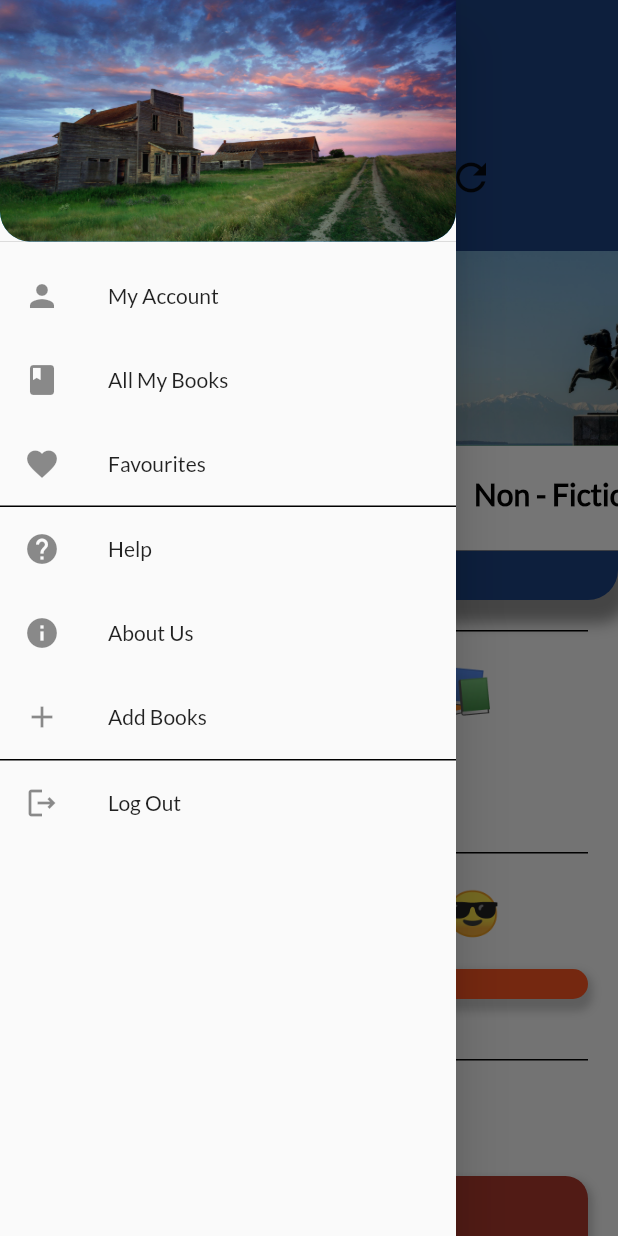
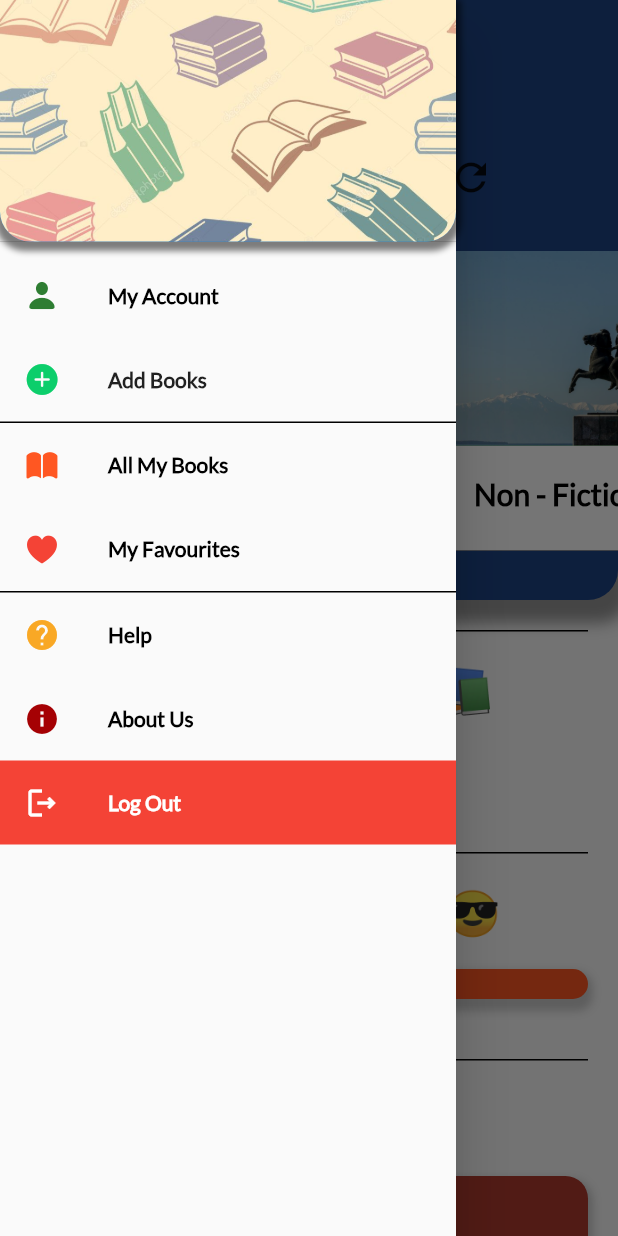
Before and after one commit to KeemoKimo/library_app, a Flutter app: the HomeScreen screen opened by its route, with the side drawer open, on a phone screen of 412 x 824 dp. Run offline on Flutter 3.47's test engine with Material 2 defaults, Android fonts, the phone set to English and light mode, and no system bars; drawn by our look-alikes of animated_text_kit; our stand-ins replace cloud_firestore, country_picker, file_picker, firebase_auth, firebase_core, firebase_storage and 1 more; accounts and stored records are empty; network calls fail.

Commit message:
Revamped The Side Drawer
The side drawer now get :

- New background image for the email / drawer header

- Icons have color now

- Listile Title is now in bold letter and easier to see

- Log Out list tile gets a new red background

```diff
--- a/lib/EditBook.dart
+++ b/lib/EditBook.dart
@@ -155,7 +155,7 @@ class _EditBookState extends State<EditBook> {
               showCupertinoDialog<void>(
                 context: context,
                 builder: (BuildContext context) => CupertinoAlertDialog(
-                  title: Text('Delete Book'),
+                  title: Text('EDIT Book'),
                   content: Text(
                       'Are you sure you want to edit ${bookID.bookTitle} ?'),
                   actions: <CupertinoDialogAction>[
--- a/lib/HomeScreen.dart
+++ b/lib/HomeScreen.dart
@@ -219,13 +219,21 @@ class _HomeScreenState extends State<HomeScreen> {
               decoration: BoxDecoration(
                 color: Colors.blue,
                 image: DecorationImage(
-                  image: AssetImage('assets/images/sask.jpg'),
+                  image: AssetImage('assets/images/bookBack.jpg'),
                   fit: BoxFit.cover,
                 ),
                 borderRadius: BorderRadius.only(
                   bottomLeft: Radius.circular(20),
                   bottomRight: Radius.circular(20),
                 ),
+                boxShadow: [
+                  BoxShadow(
+                    color: Colors.black.withOpacity(0.5),
+                    spreadRadius: 3, // how much spread does this shadow goes
+                    blurRadius: 3, // how blurry the shadow is
+                    offset: Offset(0, 3), // changes position of shadow
+                  ),
+                ],
               ),
               child: Center(
                   child: Column(
@@ -238,7 +246,7 @@ class _HomeScreenState extends State<HomeScreen> {
                         Text(
                           '${loggedInUser.email}',
                           style: TextStyle(
-                            fontSize: 20,
+                            fontSize: 23,
                             foreground: Paint()
                               ..style = PaintingStyle.stroke
                               ..strokeWidth = 6
@@ -249,7 +257,7 @@ class _HomeScreenState extends State<HomeScreen> {
                           '${loggedInUser.email}',
                           style: TextStyle(
                             color: Colors.white,
-                            fontSize: 20,
+                            fontSize: 23,
                           ),
                         ),
                       ],
@@ -259,8 +267,13 @@ class _HomeScreenState extends State<HomeScreen> {
               )),
             ),
             ListTile(
-              leading: Icon(Icons.person),
-              title: const Text('My Account'),
+              leading:
+                  Icon(CupertinoIcons.person_fill, color: Colors.green[800]),
+              title: const Text(
+                'My Account',
+                style:
+                    TextStyle(color: Colors.black, fontWeight: FontWeight.bold),
+              ),
               onTap: () async {
                 Navigator.push(
                   context,
@@ -269,50 +282,13 @@ class _HomeScreenState extends State<HomeScreen> {
               },
             ),
             ListTile(
-              leading: Icon(Icons.book),
-              title: const Text('All My Books'),
-              onTap: () async {
-                Navigator.push(
-                  context,
-                  MaterialPageRoute(builder: (context) => AllBooksPage()),
-                );
-              },
-            ),
-            ListTile(
-              leading: Icon(Icons.favorite),
-              title: const Text('Favourites'),
-              onTap: () async {
-                Navigator.push(
-                  context,
-                  MaterialPageRoute(builder: (context) => AllFavouritesPage()),
-                );
-              },
-            ),
-            Divider(
-              height: 1,
-              thickness: 1,
-              color: Colors.black,
-            ),
-            ListTile(
-              leading: Icon(Icons.help),
-              title: const Text('Help'),
-              onTap: () async {
-                print('Help Pressed');
-              },
-            ),
-            ListTile(
-              leading: Icon(Icons.info),
-              title: const Text(
-                'About Us',
+              leading: Icon(
+                CupertinoIcons.add_circled_solid,
+                color: Color(0xFF0CCE6B),
               ),
-              onTap: () async {
-                print('About Us');
-              },
-            ),
-            ListTile(
-              leading: Icon(Icons.add),
               title: const Text(
                 'Add Books',
+                style: TextStyle(fontWeight: FontWeight.bold),
               ),
               onTap: () async {
                 Navigator.push(
@@ -327,9 +303,81 @@ class _HomeScreenState extends State<HomeScreen> {
               color: Colors.black,
             ),
             ListTile(
-              leading: Icon(Icons.logout_outlined),
+              leading: Icon(
+                CupertinoIcons.book_fill,
+                color: Colors.deepOrange,
+              ),
+              title: const Text(
+                'All My Books',
+                style:
+                    TextStyle(color: Colors.black, fontWeight: FontWeight.bold),
+              ),
+              onTap: () async {
+                Navigator.push(
+                  context,
+                  MaterialPageRoute(builder: (context) => AllBooksPage()),
+                );
+              },
+            ),
+            ListTile(
+              leading: Icon(CupertinoIcons.heart_fill, color: Colors.red),
+              title: const Text(
+                'My Favourites',
+                style:
+                    TextStyle(color: Colors.black, fontWeight: FontWeight.bold),
+              ),
+              onTap: () async {
+                Navigator.push(
+                  context,
+                  MaterialPageRoute(builder: (context) => AllFavouritesPage()),
+                );
+              },
+            ),
+            Divider(
+              height: 1,
+              thickness: 1,
+              color: Colors.black,
+            ),
+            ListTile(
+              leading: Icon(
+                Icons.help,
+                color: Colors.yellow[800],
+              ),
+              title: const Text(
+                'Help',
+                style:
+                    TextStyle(color: Colors.black, fontWeight: FontWeight.bold),
+              ),
+              onTap: () async {
+                print('Help Pressed');
+              },
+            ),
+            ListTile(
+              leading: Icon(
+                Icons.info,
+                color: Color(0xFFA50104),
+              ),
+              title: const Text(
+                'About Us',
+                style:
+                    TextStyle(color: Colors.black, fontWeight: FontWeight.bold),
+              ),
+              onTap: () async {
+                print('About Us');
+              },
+            ),
+            // Divider(
+            //   height: 1,
+            //   thickness: 1,
+            //   color: Colors.black,
+            // ),
+            ListTile(
+              tileColor: Colors.red,
+              leading: Icon(Icons.logout_outlined, color: Colors.white),
               title: const Text(
                 'Log Out',
+                style:
+                    TextStyle(color: Colors.white, fontWeight: FontWeight.bold),
               ),
               onTap: () async {
                 showCupertinoDialog(
--- a/pubspec.yaml
+++ b/pubspec.yaml
@@ -41,6 +41,7 @@ flutter:
     - assets/images/napoleon_historical.jpg
     - assets/images/plato_philosopher.jpg
     - assets/images/sci_fi.jpg
+    - assets/images/bookBack.jpg
   fonts:
     - family: Lato
       fonts:
```
Also changed, not shown: assets/images/bookBack.jpg (added).
